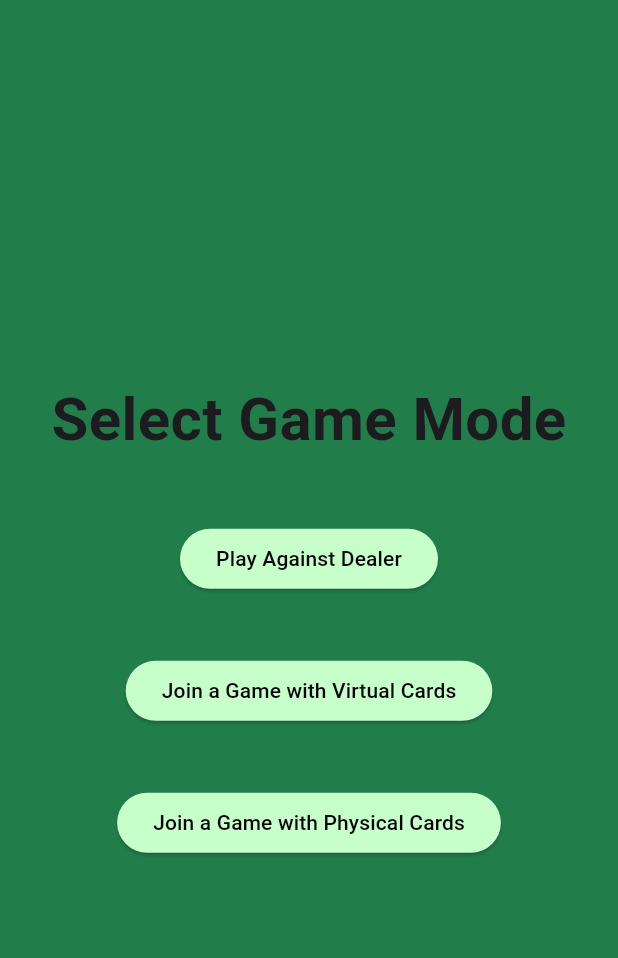
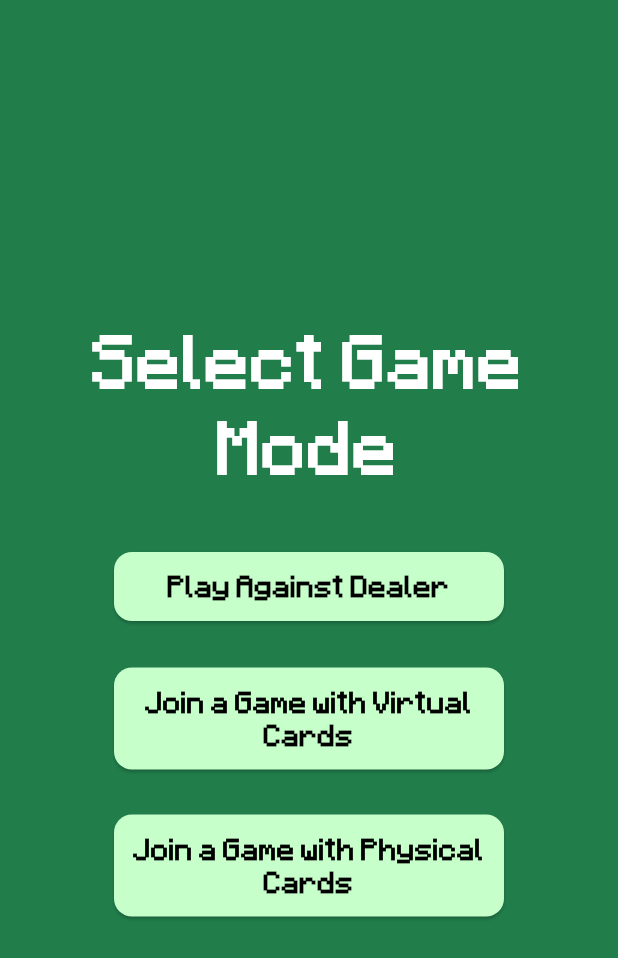
Before and after one commit to hdaren2/JackBlack, a Flutter app: the ModePage screen opened directly, on a phone screen of 412 x 824 dp. Shown: the top 958 px of the screen. Run offline on Flutter 3.47's test engine with Material 3 defaults, Android fonts, the phone set to English and light mode, and no system bars; missing offline and left inert: flutter_webrtc.

Commit message:
adjusted formatting for titlepage, modepage, and instructions screen

```diff
--- a/jackblack/lib/modepage.dart
+++ b/jackblack/lib/modepage.dart
@@ -9,48 +9,73 @@ class ModePage extends StatelessWidget {
   const ModePage({super.key});
 
   @override
-  Widget build (BuildContext context) {
+  Widget build(BuildContext context) {
     return Scaffold(
-      backgroundColor: Color.fromRGBO(33, 126, 75, 1),
+      backgroundColor: const Color.fromRGBO(33, 126, 75, 1),
       body: Center(
         child: Column(
           mainAxisAlignment: MainAxisAlignment.center,
           children: [
-            Text("Select Game Mode", textAlign: TextAlign.center, style: TextStyle(fontSize: 40, fontWeight: FontWeight.bold),),
-            SizedBox(height: 40),
-            ElevatedButton(
+            const Text(
+              "Select Game Mode",
+              textAlign: TextAlign.center,
+              style: TextStyle(
+                fontSize: 40,
+                fontWeight: FontWeight.bold,
+                color: Colors.white,
+                fontFamily: 'Minecraft',
+              ),
+            ),
+            const SizedBox(height: 40),
+            buildModeButton(
+              context,
+              label: "Play Against Dealer",
               onPressed: () {
-                Navigator.push(context, MaterialPageRoute(builder: (context) => GamePage()));
+                Navigator.push(
+                    context, MaterialPageRoute(builder: (context) => GamePage()));
               },
-              style: ElevatedButton.styleFrom(
-                backgroundColor: Color.fromRGBO(198, 255, 202, 1),
-                foregroundColor: Color.fromRGBO(0, 0, 0, 1),
-              ),
-              child: Text("Play Against Dealer"),
             ),
-            SizedBox(height: 40),
-            ElevatedButton(
+            const SizedBox(height: 30),
+            buildModeButton(
+              context,
+              label: "Join a Game with Virtual Cards",
               onPressed: () {},
-              style: ElevatedButton.styleFrom(
-                backgroundColor: Color.fromRGBO(198, 255, 202, 1),
-                foregroundColor: Color.fromRGBO(0, 0, 0, 1),
-              ),
-              // Fix up these confusing names later
-              child: Text("Join a Game with Virtual Cards"),
             ),
-            SizedBox(height: 40),
-            ElevatedButton(
+            const SizedBox(height: 30),
+            buildModeButton(
+              context,
+              label: "Join a Game with Physical Cards",
               onPressed: () {},
-              style: ElevatedButton.styleFrom(
-                backgroundColor: Color.fromRGBO(198, 255, 202, 1),
-                foregroundColor: Color.fromRGBO(0, 0, 0, 1),
-              ),
-              // Fix up these confusing names later
-              child: Text("Join a Game with Physical Cards"),
             ),
           ],
         ),
       ),
     );
   }
+
+  Widget buildModeButton(BuildContext context,
+      {required String label, required VoidCallback onPressed}) {
+    return SizedBox(
+      width: 260,
+      child: ElevatedButton(
+        onPressed: onPressed,
+        style: ElevatedButton.styleFrom(
+          backgroundColor: const Color.fromRGBO(198, 255, 202, 1),
+          foregroundColor: const Color.fromRGBO(0, 0, 0, 1),
+          padding: const EdgeInsets.symmetric(vertical: 12),
+          textStyle: const TextStyle(fontSize: 16, fontWeight: FontWeight.w600),
+          shape: RoundedRectangleBorder(
+            borderRadius: BorderRadius.circular(12),
+          ),
+        ),
+        child: Center(
+          child: Text(
+            label,
+            textAlign: TextAlign.center,
+            style: const TextStyle(fontFamily: 'Minecraft'),
+          ),
+        ),
+      ),
+    );
+  }
 }
```
Also changed, not shown: jackblack/lib/gameplay_instructions.dart (+61 -54 lines), jackblack/lib/titlepage.dart (+23 -5 lines).
